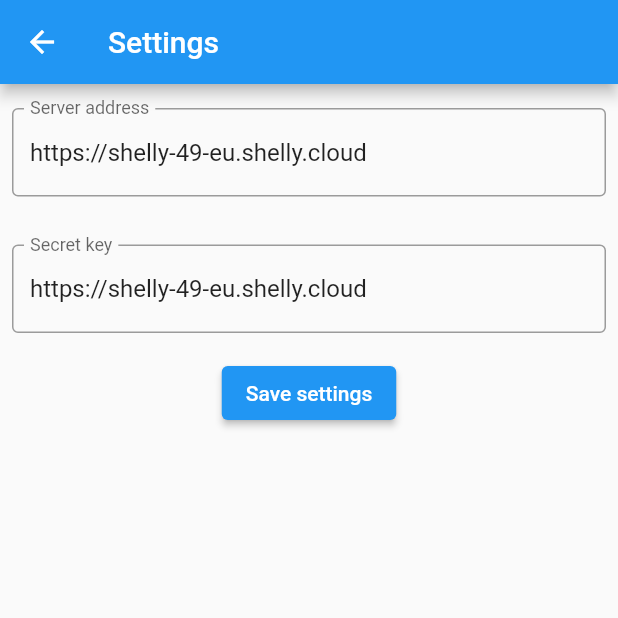
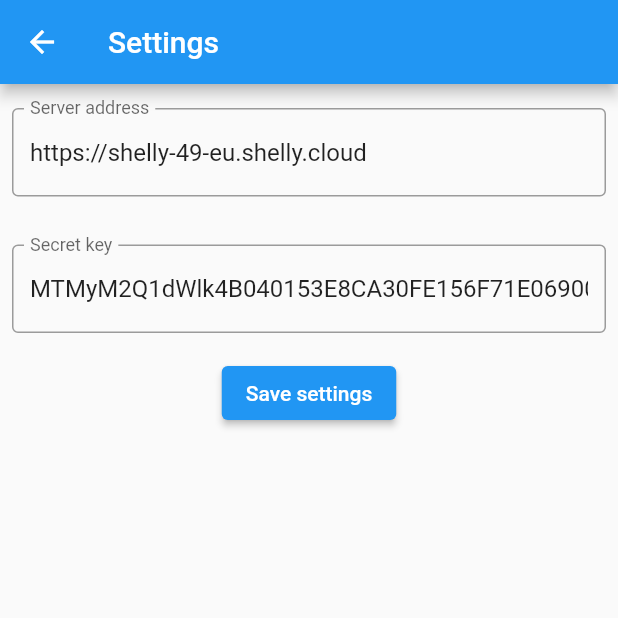
Before and after one commit to evolunis/Wellenbrecher, a Flutter app: the screen it shows after launch, after a tap on the "settings" icon, on a phone screen of 412 x 824 dp, the top half of it. Run offline on Flutter 3.47's test engine with Material 2 defaults, Android fonts, the light colour scheme and no system bars; our stand-ins replace firebase_core, firebase_database, fl_chart, get_it, hive, hive_flutter and 1 more; accounts and stored records are empty; generated files the repository leaves out were written again; network calls fail; statements that could not run were skipped.

Commit message:
Working example

```diff
--- a/lib/services/cloud_server_service.dart
+++ b/lib/services/cloud_server_service.dart
@@ -20,8 +20,11 @@
   VoidCallback? devicesModelCallback;
 
   init() async {
-    var var1 = await prefs.read("server");
-    var var2 = await prefs.read("apikey");
+    //var var1 = await prefs.read("server");
+    //var var2 = await prefs.read("apikey");
+    var var1 = "https://shelly-49-eu.shelly.cloud";
+    var var2 =
+        "MTMyM2Q1dWlk4B040153E8CA30FE156F71E0690071FC939261A7AB38761AC9E1FFF9065D3D19A5EDAF878EBF5291";
     serverAuth = ServerAuth(var1, var2);
   }
 
@@ -49,6 +52,7 @@
     String url = serverAuth.serverAddress + command;
     args.addAll({"auth_key": serverAuth.apiKey});
     dynamic response = await fetchPost(url, args);
+    //print("error?:" + response.toString());
     return response;
   }
 
--- a/lib/utils/storage.dart
+++ b/lib/utils/storage.dart
@@ -2,7 +2,7 @@
 
 read(key) async {
   final prefs = await SharedPreferences.getInstance();
-  return prefs.getString(key) ?? "https://shelly-49-eu.shelly.cloud";
+  return prefs.getString(key) ?? "";
 }
 
 save(key, value) async {
```
